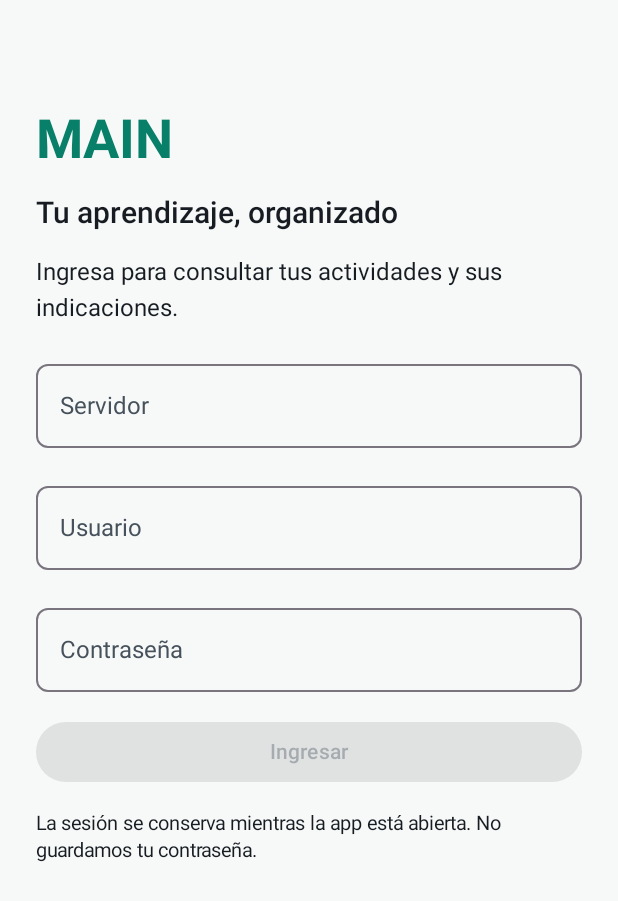
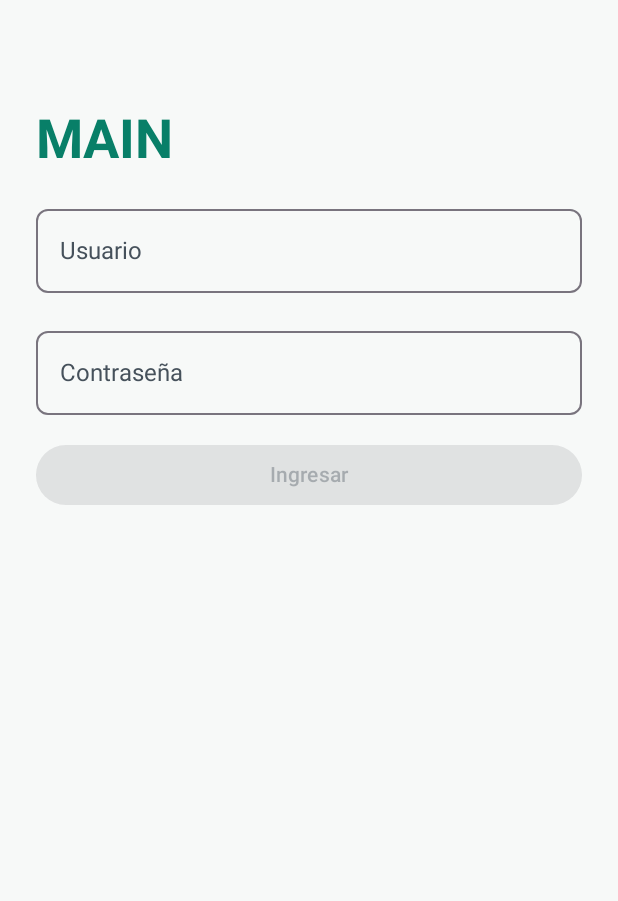
Before and after one commit to JeryBn/Proyecto-Integrador-MAIN, an Android app built with Jetpack Compose: the screen it shows after launch (MainActivity), on a phone screen of 412 x 824 dp. Shown: the top 901 px of the screen. Run offline under Robolectric (Android 15) with nearby library versions, the phone set to English and light mode, and no system bars.

Commit message:
feat: preconfigurar servidor HTTPS en Android release

```diff
--- a/mobile/app/src/main/java/pe/tecsup/main/mobile/MainActivity.kt
+++ b/mobile/app/src/main/java/pe/tecsup/main/mobile/MainActivity.kt
@@ -97,7 +97,8 @@ class MainActivity : ComponentActivity() {
 @Composable private fun LoginScreen(model: MainViewModel) {
     val focus = LocalFocusManager.current
     val keyboard = LocalSoftwareKeyboardController.current
-    var endpoint by rememberSaveable { mutableStateOf(if (BuildConfig.DEBUG) "http://127.0.0.1:8088" else "") }
+    var debugEndpoint by rememberSaveable { mutableStateOf("http://127.0.0.1:8088") }
+    val endpoint = if (BuildConfig.DEBUG) debugEndpoint else BuildConfig.PUBLIC_ORIGIN
     var username by rememberSaveable { mutableStateOf("") }
     // Password is deliberately neither saved across process recreation nor persisted.
     var password by remember { mutableStateOf("") }
@@ -106,10 +107,10 @@ class MainActivity : ComponentActivity() {
         Spacer(Modifier.height(32.dp))
         Text("MAIN", style = MaterialTheme.typography.displaySmall, fontWeight = FontWeight.Bold,
             color = MaterialTheme.colorScheme.primary)
-        Text("Tu aprendizaje, organizado", style = MaterialTheme.typography.titleLarge)
-        Text("Ingresa para consultar tus actividades y sus indicaciones.")
-        OutlinedTextField(value = endpoint, onValueChange = { endpoint = it }, label = { Text("Servidor") },
-            singleLine = true, enabled = !model.busy, modifier = Modifier.fillMaxWidth())
+        if (BuildConfig.DEBUG) {
+            OutlinedTextField(value = debugEndpoint, onValueChange = { debugEndpoint = it }, label = { Text("Servidor") },
+                singleLine = true, enabled = !model.busy, modifier = Modifier.fillMaxWidth())
+        }
         OutlinedTextField(value = username, onValueChange = { username = it }, label = { Text("Usuario") },
             singleLine = true, enabled = !model.busy, modifier = Modifier.fillMaxWidth())
         OutlinedTextField(value = password, onValueChange = { password = it }, label = { Text("Contraseña") },
@@ -121,7 +122,5 @@ class MainActivity : ComponentActivity() {
             Text(if (model.busy) "Conectando…" else "Ingresar")
         }
         if (model.busy) LinearProgressIndicator(Modifier.fillMaxWidth())
-        Text("La sesión se conserva mientras la app está abierta. No guardamos tu contraseña.",
-            style = MaterialTheme.typography.bodySmall)
     }
 }
```
Also changed, not shown: mobile/app/build.gradle.kts (+10 -0 lines).
